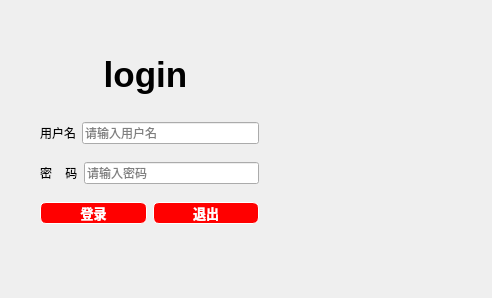
Before: the Qt Designer form client/dialog.ui in IM-Commnue/IM-Internship-BIT, drawn with Qt 5.
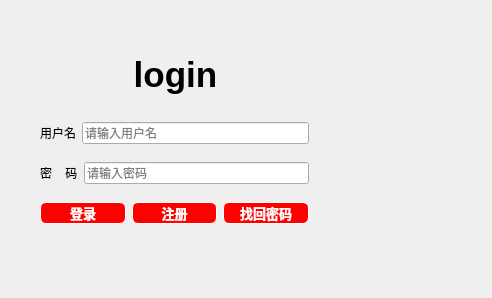
After: the same form once the commit is applied. Icons and pictures are not drawn. Custom widgets are drawn as their Qt base class.

```diff
--- a/client/dialog.ui
+++ b/client/dialog.ui
@@ -18,7 +18,7 @@
     <rect>
      <x>40</x>
      <y>110</y>
-     <width>219</width>
+     <width>269</width>
      <height>128</height>
     </rect>
    </property>
@@ -164,7 +164,59 @@
 </string>
         </property>
         <property name="text">
-         <string>退出</string>
+         <string>注册</string>
+        </property>
+       </widget>
+      </item>
+      <item>
+       <widget class="QPushButton" name="resignButton">
+        <property name="styleSheet">
+         <string notr="true">QPushButton {
+
+border: 0.5px solid white;
+
+border-radius: 6px;
+
+background-color: rgb(255,0,0);
+
+min-width: 80px;
+
+font-family:&quot;Microsoft YaHei&quot;;
+
+font-size:10pt;
+
+font-weight: bold;
+
+color:white;
+
+}
+
+
+
+QPushButton:hover {
+
+border: 0.5px solid white;
+
+border-radius: 6px;
+
+background-color:#DE2916;
+
+min-width: 80px;
+
+font-family:&quot;Microsoft YaHei&quot;;
+
+font-size:10pt;
+
+font-weight: bold;
+
+color:white;
+
+}
+
+</string>
+        </property>
+        <property name="text">
+         <string>找回密码</string>
         </property>
        </widget>
       </item>
@@ -175,7 +227,7 @@
   <widget class="QLabel" name="login">
    <property name="geometry">
     <rect>
-     <x>40</x>
+     <x>70</x>
      <y>50</y>
      <width>211</width>
      <height>51</height>
```
Left out of the diff: 21 changed lines with no effect on the pictures.
